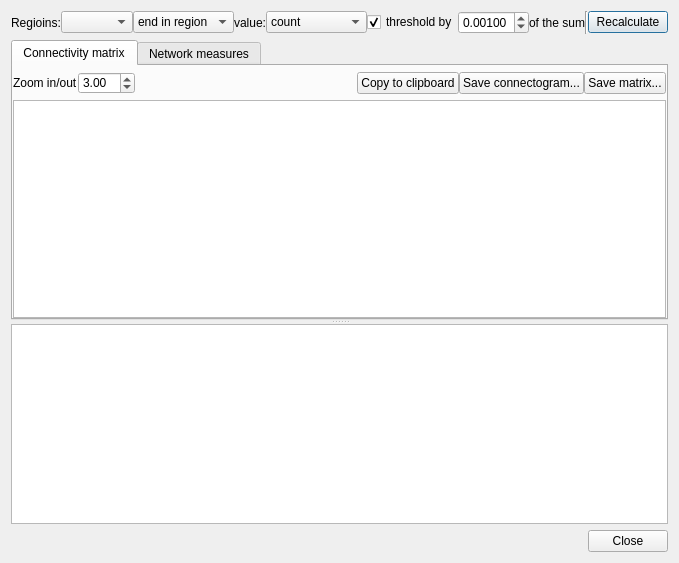
Above: tracking/connectivity_matrix_dialog.ui from frankyeh/DSI-Studio before the change. Below: the same form after it.
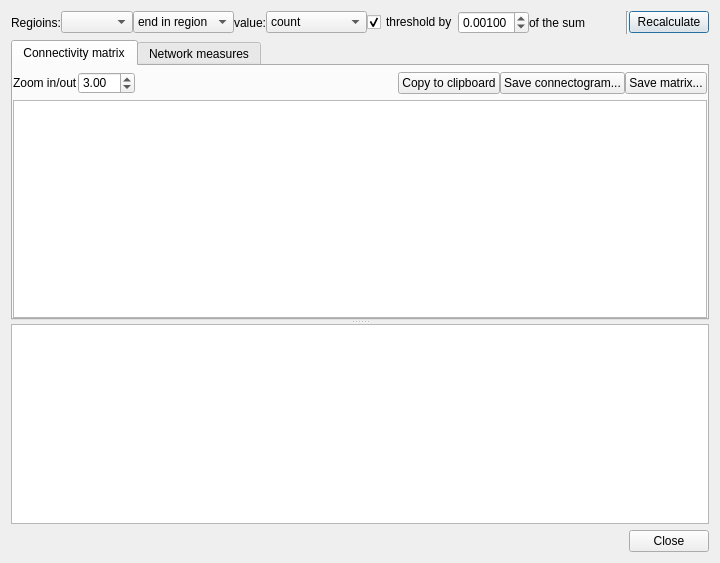
That is the form after the change. Icons and pictures are not drawn.

Commit message: con't

Patch:
```diff
--- a/tracking/connectivity_matrix_dialog.ui
+++ b/tracking/connectivity_matrix_dialog.ui
@@ -6,7 +6,7 @@
    <rect>
     <x>0</x>
     <y>0</y>
-    <width>647</width>
+    <width>720</width>
     <height>563</height>
    </rect>
   </property>
```
Left out of the diff: 5 changed lines with no effect on the pictures.
